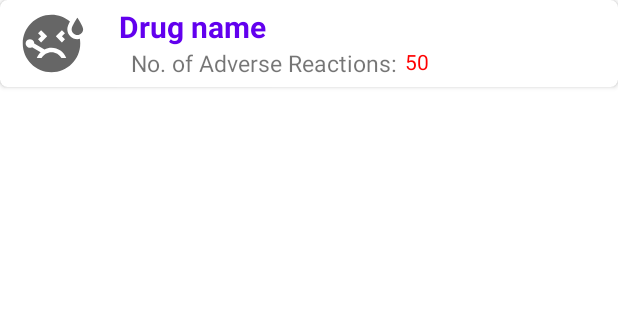
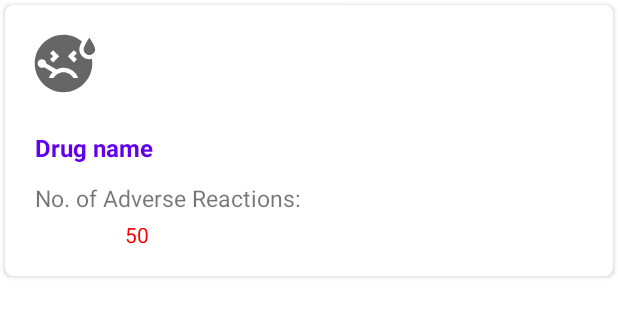
Before and after one commit to PhilipOdhiambo/medical-health-tracker, an Android app: the layout result_item.xml on its own in the app's theme, with its tools: preview values and no code run, on a phone screen of 412 x 824 dp. Shown: the top 317 px of the screen. Run offline under Robolectric (Android 15) with nearby library versions, the phone set to English and light mode, and no system bars; network calls fail.

```diff
--- a/app/src/main/java/com/philipowino/medicalhealthtracker/models/count/AdverseCountResult.java
+++ b/app/src/main/java/com/philipowino/medicalhealthtracker/models/count/AdverseCountResult.java
@@ -2,10 +2,9 @@
 package com.philipowino.medicalhealthtracker.models.count;
 
 import java.util.List;
+
 import com.google.gson.annotations.Expose;
 import com.google.gson.annotations.SerializedName;
-import com.philipowino.medicalhealthtracker.models.Meta;
-import com.philipowino.medicalhealthtracker.models.Result;
 
 public class AdverseCountResult {
 
--- a/app/src/main/java/com/philipowino/medicalhealthtracker/models/count/Meta.java
+++ b/app/src/main/java/com/philipowino/medicalhealthtracker/models/count/Meta.java
@@ -1,6 +1,5 @@
 
 package com.philipowino.medicalhealthtracker.models.count;
-
 
 import com.google.gson.annotations.Expose;
 import com.google.gson.annotations.SerializedName;
--- a/app/src/main/java/com/philipowino/medicalhealthtracker/network/AdverseEventApi.java
+++ b/app/src/main/java/com/philipowino/medicalhealthtracker/network/AdverseEventApi.java
@@ -1,13 +1,15 @@
 package com.philipowino.medicalhealthtracker.network;
 
 import com.philipowino.medicalhealthtracker.models.DrugAdverseEvent;
+import com.philipowino.medicalhealthtracker.models.count.AdverseCountResult;
 
 import retrofit2.Call;
 import retrofit2.http.GET;
-import retrofit2.http.Query;
 import retrofit2.http.Url;
 
 public interface AdverseEventApi {
     @GET()
     Call<DrugAdverseEvent> getAdverseEvents(@Url String endpoint);
+    @GET
+    Call<AdverseCountResult> getAdverseCount(@Url String endpoint);
 }
--- a/app/src/main/res/layout/result_item.xml
+++ b/app/src/main/res/layout/result_item.xml
@@ -1,55 +1,69 @@
 <?xml version="1.0" encoding="utf-8"?>
 <androidx.cardview.widget.CardView xmlns:android="http://schemas.android.com/apk/res/android"
+    xmlns:tools="http://schemas.android.com/tools"
     android:layout_width="match_parent"
     android:layout_height="wrap_content"
-    android:layout_marginBottom="3dp"
-    android:padding="2dp"
+    android:layout_margin="3dp"
     xmlns:app="http://schemas.android.com/apk/res-auto"
     app:cardCornerRadius="5dp">
 
-    <RelativeLayout
+    <androidx.constraintlayout.widget.ConstraintLayout
         android:layout_width="match_parent"
-        android:layout_height="match_parent"
-        android:layout_margin="4dp"
-        android:paddingHorizontal="5dp">
+        android:layout_height="wrap_content"
+        android:layout_margin="4dp">
+
         <ImageView
             android:id="@+id/imageView"
             android:layout_width="50dp"
             android:layout_height="50dp"
+            android:layout_margin="10dp"
             android:padding="2dp"
-            android:layout_marginRight="20dp"
-            android:src="@drawable/ic_baseline_sick_24"/>
+            android:src="@drawable/ic_baseline_sick_24"
+            app:layout_constraintStart_toStartOf="parent"
+            app:layout_constraintTop_toTopOf="parent" />
+
         <TextView
             android:id="@+id/drugTextView"
-            android:layout_width="wrap_content"
+            android:layout_width="match_parent"
             android:layout_height="wrap_content"
+            android:layout_marginStart="16dp"
+            android:layout_marginTop="20dp"
+            android:layout_toEndOf="@id/imageView"
             android:text="Drug name"
-            android:textSize="20sp"
+            android:textColor="@color/design_default_color_primary"
+            android:textSize="16sp"
             android:textStyle="bold"
-            android:textColor="@color/design_default_color_primary"
-            android:layout_alignParentTop="true"
-            android:layout_toEndOf="@id/imageView"/>
+            app:layout_constraintTop_toBottomOf="@+id/imageView"
+            app:layout_constraintStart_toEndOf="@+id/imageView" />
 
         <TextView
             android:id="@+id/txtDrugReactionsTextView"
-            android:layout_width="wrap_content"
+            android:layout_width="match_parent"
             android:layout_height="wrap_content"
+            android:layout_below="@id/drugTextView"
+            android:layout_marginStart="16dp"
+            android:layout_marginTop="12dp"
             android:layout_toEndOf="@id/imageView"
-            android:layout_below="@id/drugTextView"
+            android:text="No. of Adverse Reactions:"
             android:textSize="15sp"
-            android:layout_marginStart="8dp"
-            android:text="No. of Adverse Reactions:" />
+            app:layout_constraintStart_toEndOf="@+id/imageView"
+            app:layout_constraintTop_toBottomOf="@+id/drugTextView" />
+
         <TextView
             android:id="@+id/numDrugReaactionsTextView"
-            android:layout_width="wrap_content"
-            android:layout_height="wrap_content"
+            android:layout_width="160dp"
+            android:layout_height="33dp"
+            android:layout_below="@id/drugTextView"
+            android:layout_marginTop="4dp"
             android:layout_toEndOf="@id/txtDrugReactionsTextView"
-            android:layout_below="@id/drugTextView"
-            android:layout_marginStart="5dp"
             android:text="50"
-            android:textColor="#ff0000"/>
+            android:textColor="#ff0000"
+            app:layout_constraintEnd_toEndOf="parent"
+            app:layout_constraintHorizontal_bias="0.0"
+            app:layout_constraintStart_toStartOf="@+id/txtDrugReactionsTextView"
+            app:layout_constraintTop_toBottomOf="@+id/txtDrugReactionsTextView" />
 
 
-    </RelativeLayout>
+    </androidx.constraintlayout.widget.ConstraintLayout>
 
 </androidx.cardview.widget.CardView>
```
Also changed, not shown: app/src/main/java/com/philipowino/medicalhealthtracker/models/count/Result.java (+8 -9 lines), app/src/main/java/com/philipowino/medicalhealthtracker/ui/AdverseEventListActivity.java (+63 -37 lines), app/src/main/java/com/philipowino/medicalhealthtracker/ui/ResultAdapter.java (+9 -7 lines).
